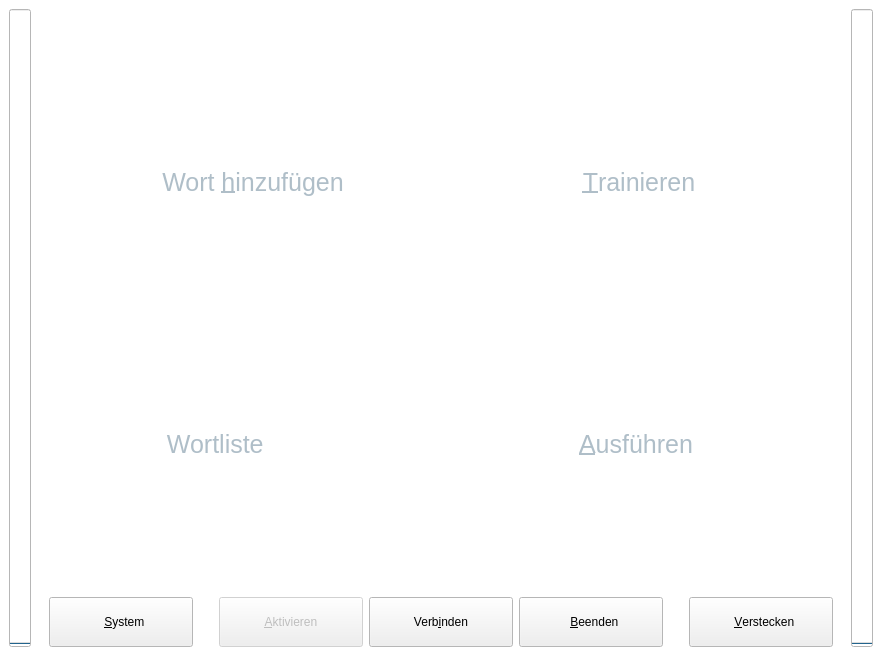
The window that ui/main.ui (KDE/simon) describes before a commit, drawn with Qt 5.
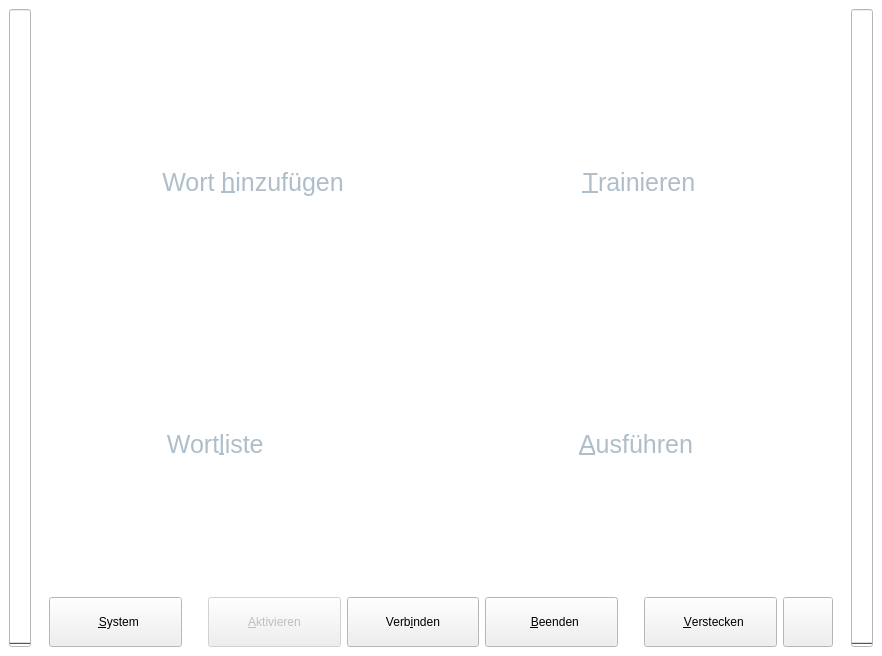
The same window after the commit. Icons and pictures are not drawn.

Patch:
```diff
--- a/ui/main.ui
+++ b/ui/main.ui
@@ -567,7 +567,7 @@
             <enum>Qt::LeftToRight</enum>
            </property>
            <property name="text" >
-            <string> Wortliste          </string>
+            <string> Wort&amp;liste          </string>
            </property>
            <property name="icon" >
             <iconset resource="../simon.qrc" >:/images/icons/format-justify-fill.svg</iconset>
@@ -717,7 +717,7 @@
          <widget class="QPushButton" name="pbSettings" >
           <property name="minimumSize" >
            <size>
-            <width>120</width>
+            <width>110</width>
             <height>50</height>
            </size>
           </property>
@@ -764,7 +764,7 @@
           </property>
           <property name="minimumSize" >
            <size>
-            <width>130</width>
+            <width>110</width>
             <height>50</height>
            </size>
           </property>
@@ -789,7 +789,7 @@
          <widget class="QPushButton" name="pbConnect" >
           <property name="minimumSize" >
            <size>
-            <width>123</width>
+            <width>110</width>
             <height>50</height>
            </size>
           </property>
@@ -817,7 +817,7 @@
          <widget class="QPushButton" name="pbClose" >
           <property name="minimumSize" >
            <size>
-            <width>132</width>
+            <width>110</width>
             <height>50</height>
            </size>
           </property>
@@ -858,7 +858,7 @@
          <widget class="QPushButton" name="pbHide" >
           <property name="minimumSize" >
            <size>
-            <width>140</width>
+            <width>110</width>
             <height>50</height>
            </size>
           </property>
@@ -879,6 +879,28 @@
           </property>
          </widget>
         </item>
+        <item>
+         <widget class="QPushButton" name="pbKeyed" >
+          <property name="minimumSize" >
+           <size>
+            <width>50</width>
+            <height>50</height>
+           </size>
+          </property>
+          <property name="maximumSize" >
+           <size>
+            <width>50</width>
+            <height>50</height>
+           </size>
+          </property>
+          <property name="text" >
+           <string/>
+          </property>
+          <property name="icon" >
+           <iconset resource="../simon.qrc" >:/images/directX.png</iconset>
+          </property>
+         </widget>
+        </item>
        </layout>
       </item>
      </layout>
```
